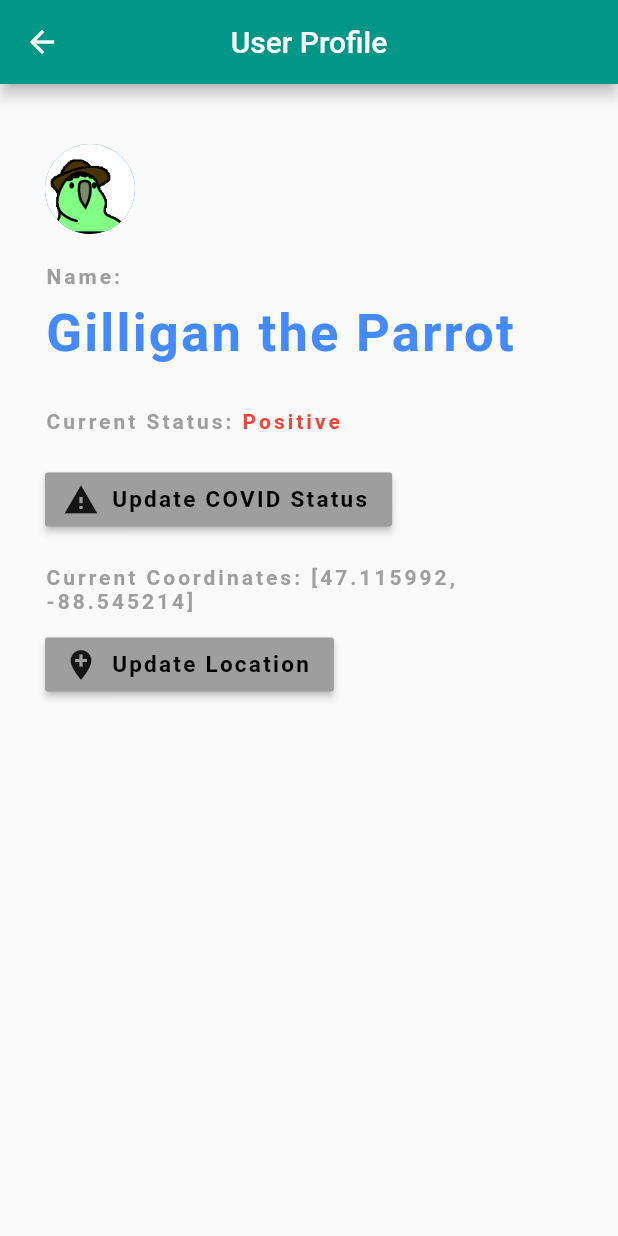
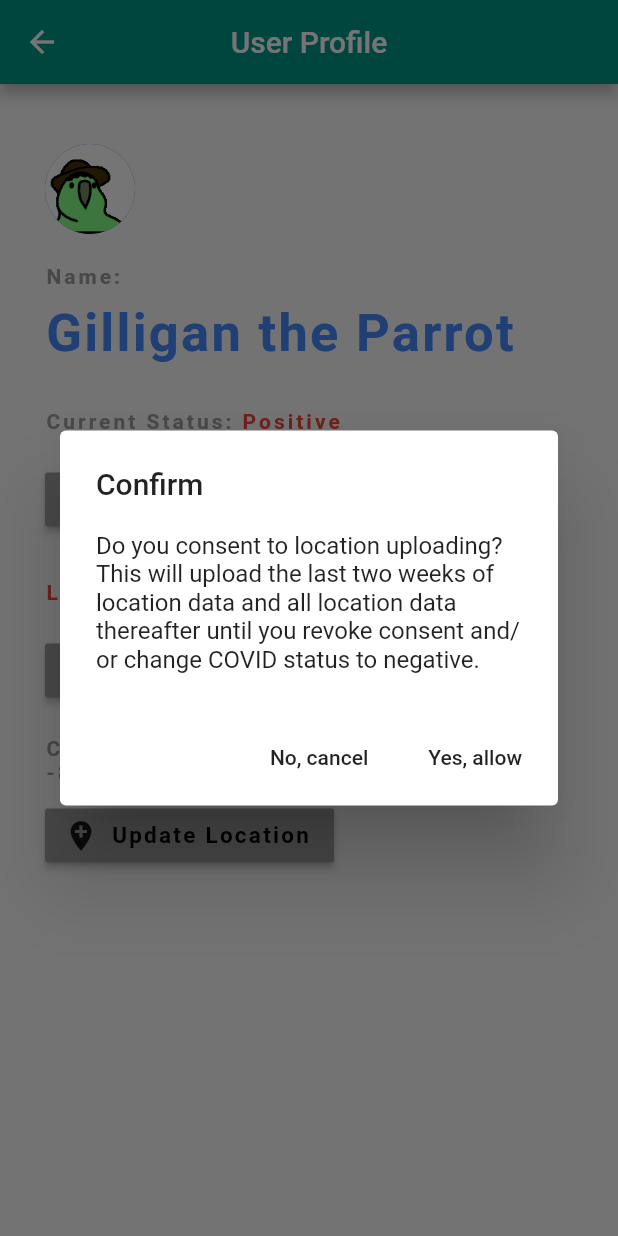
Before and after one commit to nikenwab/CS3141-COVID-Tracking-App, a Flutter app: the UserProfile screen opened directly, after a tap on "Update COVID Status", on a phone screen of 412 x 824 dp. Run offline on Flutter 3.47's test engine with Material 2 defaults, Android fonts, the phone set to English and light mode, and no system bars; our stand-ins replace flutter_map, flutter_svg, geolocator, latlong; missing offline and left inert: adobe_xd, flutter_map_marker_cluster, flutter_map_marker_popup, kumi_popup_window, user_location.

Commit message:
location consent toggle

```diff
--- a/lib/main.dart
+++ b/lib/main.dart
@@ -21,10 +21,10 @@ String statusStr = 'Negative';
 void main() => runApp(myApp());
 
 /// Returns formatted text to determine color of status description
-TextSpan textStatus() {
-  if (status == true) {
+TextSpan textStatus(bool condition, String text) {
+  if (condition == true) {
     return TextSpan(
-        text: '$statusStr',
+        text: '$text',
         style: TextStyle(
           color: Colors.red,
           letterSpacing: 2,
@@ -32,7 +32,7 @@ TextSpan textStatus() {
         ));
   } else {
     return TextSpan(
-        text: '$statusStr',
+        text: '$text',
         style: TextStyle(
           color: Colors.green,
           letterSpacing: 2,
@@ -64,7 +64,7 @@ class _myAppState extends State<myApp> {
     return MaterialApp(
       home: Scaffold(
         appBar: AppBar(
-          title: Text("Nav Bar"),
+          title: Text("HotSpot!"),
         ),
         body: list[index],
         drawer: MyDrawer(
@@ -132,7 +132,7 @@ class MyDrawer extends StatelessWidget {
                             TextSpan(
                                 text: 'Current Status: ',
                                 style: TextStyle(color: Colors.grey)),
-                            textStatus(),
+                            textStatus(status, statusStr),
                           ],
                         ),
                       )
--- a/lib/pages/user_profile.dart
+++ b/lib/pages/user_profile.dart
@@ -9,16 +9,49 @@ class UserProfile extends StatefulWidget {
   _UserProfileState createState() => _UserProfileState();
 }
 
+bool uploadConsent = false;
+String uploadConsentStr = "Location upload consent not provided";
+
 class _UserProfileState extends State<UserProfile> {
   /// Sets status string according to status boolean
-  void _checkStatus() {
+  void _checkStatus(BuildContext context) {
     if (status == false) {
       statusStr = 'Positive';
       status = true;
+      _consentProcess(context);
     } else {
       statusStr = 'Negative';
       status = false;
     }
+  }
+
+  void _uploadConsentStatus(BuildContext context) {
+    if (uploadConsent == false) {
+      uploadConsent = true;
+      uploadConsentStr = "Location upload consent granted";
+    } else {
+      uploadConsent = false;
+      uploadConsentStr = "Location upload consent not provided";
+    }
+  }
+
+  void _consentProcess(BuildContext context) {
+    showChoiceDialog(
+        context,
+        Text('Confirm'),
+        Text(
+            'Do you consent to location uploading? This will upload the last two weeks of location data and all location data thereafter until you revoke consent and/or change COVID status to negative.'),
+        () {
+      if (uploadConsent == false)
+        setState(() {
+          _uploadConsentStatus(context);
+        });
+    }, () {
+      if (uploadConsent == true)
+        setState(() {
+          _uploadConsentStatus(context);
+        });
+    });
   }
 
   /// Request current location and convert to LatLng object
@@ -74,7 +107,7 @@ class _UserProfileState extends State<UserProfile> {
                       letterSpacing: 2,
                       fontWeight: FontWeight.bold,
                     )),
-                textStatus(),
+                textStatus(status, statusStr),
               ]),
             ),
 
@@ -83,7 +116,7 @@ class _UserProfileState extends State<UserProfile> {
             RaisedButton.icon(
               onPressed: () {
                 setState(() {
-                  _checkStatus();
+                  _checkStatus(context);
                 });
               },
               icon: Icon(
@@ -91,6 +124,33 @@ class _UserProfileState extends State<UserProfile> {
               ),
               label: Text(
                 'Update COVID Status',
+                style: TextStyle(
+                  color: Colors.black,
+                  letterSpacing: 1.5,
+                  fontSize: 15,
+                  fontWeight: FontWeight.bold,
+                ),
+              ),
+              color: Colors.grey,
+            ),
+
+            // Consent Status
+            SizedBox(height: 30),
+            Text.rich(
+              textStatus(!uploadConsent, uploadConsentStr),
+            ),
+
+            /// Change Consent Status button
+            SizedBox(height: 20),
+            RaisedButton.icon(
+              onPressed: () {
+                _consentProcess(context);
+              },
+              icon: Icon(
+                Icons.upload_file,
+              ),
+              label: Text(
+                'Toggle Location Upload Consent',
                 style: TextStyle(
                   color: Colors.black,
                   letterSpacing: 1.5,
@@ -152,4 +212,41 @@ class _UserProfileState extends State<UserProfile> {
       ),
     );
   }
+
+  showChoiceDialog(BuildContext context, Text title, Text message,
+      Function yesFn, Function noFn) {
+    // set up the buttons
+    Widget cancelButton = FlatButton(
+      child: Text("No, cancel"),
+      onPressed: () {
+        Navigator.of(context).pop();
+        noFn();
+      },
+    );
+    Widget continueButton = FlatButton(
+      child: Text("Yes, allow"),
+      onPressed: () {
+        Navigator.of(context).pop();
+        yesFn();
+      },
+    );
+
+    // set up the AlertDialog
+    AlertDialog alert = AlertDialog(
+      title: title,
+      content: message,
+      actions: [
+        cancelButton,
+        continueButton,
+      ],
+    );
+
+    // show the dialog
+    showDialog(
+      context: context,
+      builder: (BuildContext context) {
+        return alert;
+      },
+    );
+  }
 }
```
